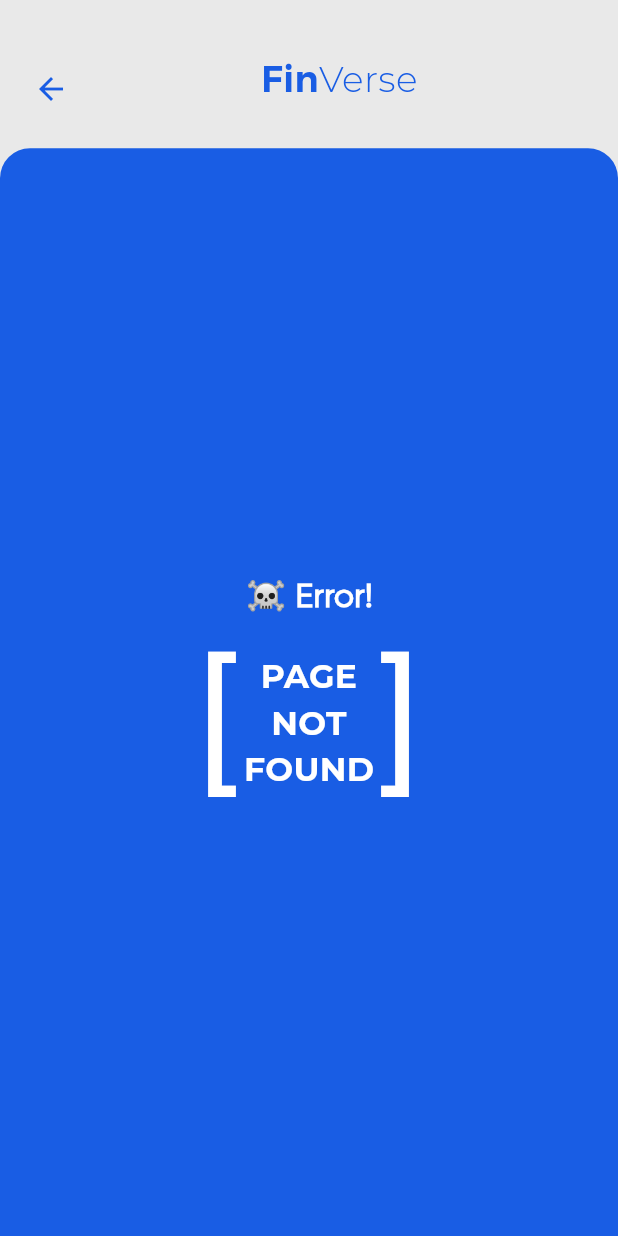
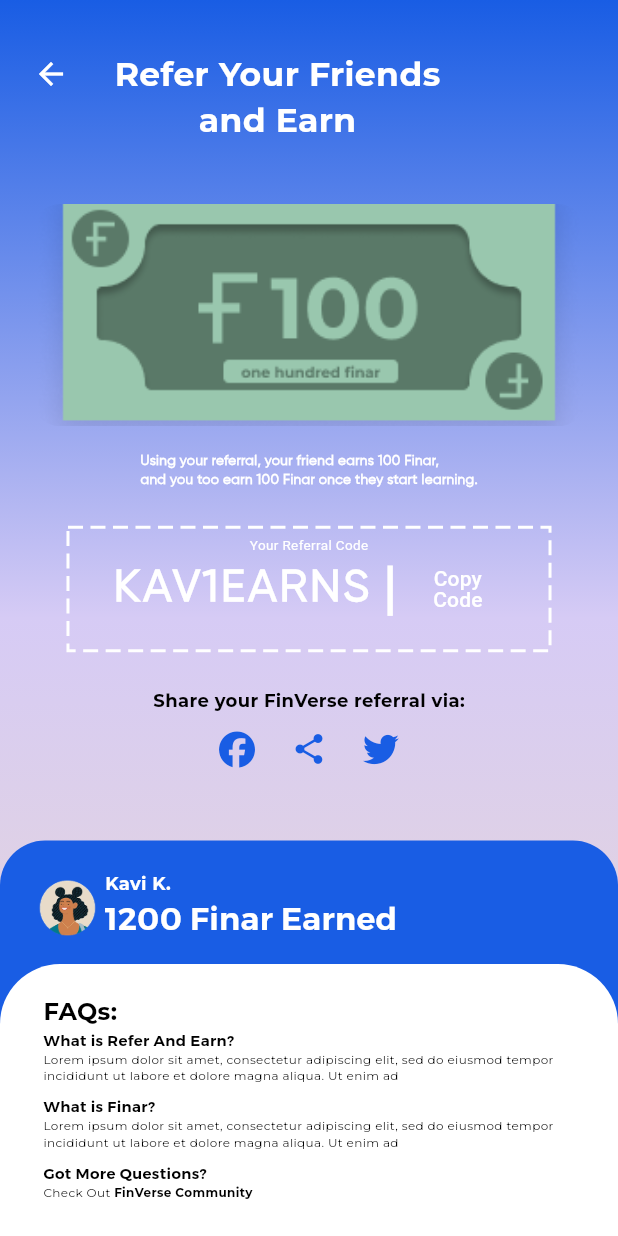
Before and after one commit to MAHESWARI-ROUT/Finverse, a Flutter app: the screen it shows after launch, on a phone screen of 412 x 824 dp. Run offline on Flutter 3.47's test engine with Material 3 defaults, Android fonts, the light colour scheme and no system bars; drawn by our look-alikes of dotted_border; our stand-ins replace carousel_slider, font_awesome_flutter, get, image_picker.

Commit message:
congrats and referral view

```diff
--- a/lib/common/fonts.dart
+++ b/lib/common/fonts.dart
@@ -33,4 +33,8 @@ class Fonts {
     fontFamily: 'gilroy',
     fontWeight: FontWeight.w600,
   );
+  static const gilroyBold = TextStyle(
+    fontFamily: 'gilroy',
+    fontWeight: FontWeight.w700,
+  );
 }
--- a/lib/main.dart
+++ b/lib/main.dart
@@ -1,7 +1,10 @@
 import 'package:finverse/controllers/course_controller.dart';
 import 'package:finverse/controllers/question_controller.dart';
+import 'package:finverse/views/congrats_view.dart';
 import 'package:finverse/views/error_view.dart';
 import 'package:finverse/views/home_view.dart';
+import 'package:finverse/views/profile_view.dart';
+import 'package:finverse/views/refer_view.dart';
 
 import 'package:flutter/material.dart';
 import 'package:get/get.dart';
@@ -23,7 +26,7 @@ class MyApp extends StatelessWidget {
   Widget build(BuildContext context) {
     return GetMaterialApp(
       debugShowCheckedModeBanner: false,
-      home: ErrorView(),
+      home: ReferView(),
     );
   }
 }
--- /dev/null
+++ b/lib/views/congrats_view.dart
@@ -0,0 +1,104 @@
+import 'package:finverse/common/app_colors.dart';
+import 'package:finverse/common/device_utilities.dart';
+import 'package:finverse/common/fonts.dart';
+import 'package:flutter/material.dart';
+import 'package:font_awesome_flutter/font_awesome_flutter.dart';
+import 'package:get/state_manager.dart';
+
+class CongratsView extends GetView {
+  const CongratsView({super.key});
+
+  @override
+  Widget build(BuildContext context) {
+    return Scaffold(
+      appBar: AppBar(
+        leading: IconButton(
+          onPressed: () {},
+          icon: Icon(Icons.arrow_back, color: AppColors.blueTitle),
+        ),
+      ),
+      body: Padding(
+        padding: const EdgeInsets.all(20.0),
+        child: Center(
+          child: Column(
+            mainAxisAlignment: MainAxisAlignment.center,
+
+            children: [
+              Image.asset('assets/images/badge.png'),
+              SizedBox(height: DeviceUtilities.screenHeight(context) * .1),
+              Text(
+                'Congratulations!',
+                style: Fonts.montserratBold.copyWith(
+                  fontSize: 28,
+                  color: AppColors.blueTitle,
+                ),
+              ),
+              SizedBox(height: DeviceUtilities.screenHeight(context) * .01),
+              Text(
+                'You completed Course V.',
+                style: Fonts.gilroy.copyWith(
+                  fontSize: 13,
+                  color: AppColors.textBk,
+                ),
+              ),
+
+              Text(
+                'You also got a new badge to flex!',
+                style: Fonts.gilroy.copyWith(
+                  fontSize: 13,
+                  color: AppColors.textBk,
+                ),
+              ),
+              SizedBox(height: DeviceUtilities.screenHeight(context) * .02),
+              ElevatedButton(
+                onPressed: () {},
+                style: ElevatedButton.styleFrom(
+                  backgroundColor: AppColors.blueTitle,
+                ),
+                child: Text(
+                  'Continue Learning',
+                  style: Fonts.montserratBold.copyWith(
+                    fontSize: 16,
+                    color: AppColors.textW,
+                  ),
+                ),
+              ),
+              SizedBox(height: DeviceUtilities.screenHeight(context) * .03),
+              Text(
+                'Share with you FinFriends',
+                style: Fonts.gilroy.copyWith(
+                  fontSize: 16,
+                  color: AppColors.blurText,
+                ),
+              ),
+              SizedBox(height: DeviceUtilities.screenHeight(context) * .01),
+              Row(
+                mainAxisAlignment: MainAxisAlignment.center,
+                children: [
+                  IconButton(
+                    onPressed: () {},
+                    icon: FaIcon(
+                      FontAwesomeIcons.facebook,
+                      color: AppColors.blueTitle,
+                    ),
+                  ),
+                  IconButton(
+                    onPressed: () {},
+                    icon: Icon(Icons.share, color: AppColors.blueTitle),
+                  ),
+                  IconButton(
+                    onPressed: () {},
+                    icon: FaIcon(
+                      FontAwesomeIcons.twitter,
+                      color: AppColors.blueTitle,
+                    ),
+                  ),
+                ],
+              ),
+            ],
+          ),
+        ),
+      ),
+    );
+  }
+}
--- /dev/null
+++ b/lib/views/profile_view.dart
@@ -0,0 +1,20 @@
+import 'package:finverse/common/device_utilities.dart';
+import 'package:flutter/material.dart';
+import 'package:get/state_manager.dart';
+
+class ProfileView extends GetView {
+  const ProfileView({super.key});
+
+  @override
+  Widget build(BuildContext context) {
+    return Stack(
+      children: [
+        Container(
+          decoration: BoxDecoration(gradient: LinearGradient(colors: [])),
+          height: DeviceUtilities.screenHeight(context) * 1,
+          width: double.infinity,
+        ),
+      ],
+    );
+  }
+}
--- /dev/null
+++ b/lib/views/refer_view.dart
@@ -0,0 +1,281 @@
+import 'package:finverse/common/app_colors.dart';
+import 'package:finverse/common/device_utilities.dart';
+import 'package:finverse/common/fonts.dart';
+import 'package:finverse/widgets/circular_container.dart';
+import 'package:finverse/widgets/image_banner.dart';
+import 'package:finverse/widgets/referal_card.dart';
+import 'package:flutter/material.dart';
+import 'package:font_awesome_flutter/font_awesome_flutter.dart';
+import 'package:get/state_manager.dart';
+
+class ReferView extends GetView {
+  const ReferView({super.key});
+
+  @override
+  Widget build(BuildContext context) {
+    return Scaffold(
+      body: Stack(
+        children: [
+          Container(
+            height: DeviceUtilities.screenHeight(context) * 1,
+            width: double.infinity,
+            decoration: BoxDecoration(
+              gradient: LinearGradient(
+                begin: Alignment.topCenter,
+                end: Alignment.bottomCenter,
+                colors: [
+                  AppColors.blueTitle,
+                  AppColors.display2,
+                  AppColors.display3,
+                ],
+              ),
+            ),
+            child: Padding(
+              padding: const EdgeInsets.only(left: 10, right: 10, top: 25),
+              child: Center(
+                child: Column(
+                  children: [
+                    Row(
+                      crossAxisAlignment: CrossAxisAlignment.start,
+                      mainAxisAlignment: MainAxisAlignment.start,
+                      children: [
+                        IconButton(
+                          alignment: Alignment.topLeft,
+                          onPressed: () {},
+                          icon: Icon(Icons.arrow_back, color: AppColors.textW),
+                        ),
+                        SizedBox(
+                          width: DeviceUtilities.screenWidth(context) * 0.025,
+                        ),
+                        Padding(
+                          padding: const EdgeInsets.all(8.0),
+                          child: Column(
+                            crossAxisAlignment: CrossAxisAlignment.center,
+                            children: [
+                              Text(
+                                'Refer Your Friends',
+                                style: Fonts.montserratBold.copyWith(
+                                  fontSize: 22,
+                                  color: AppColors.textW,
+                                ),
+                              ),
+                              Text(
+                                'and Earn',
+                                style: Fonts.montserratBold.copyWith(
+                                  fontSize: 22,
+                                  color: AppColors.textW,
+                                ),
+                              ),
+                            ],
+                          ),
+                        ),
+                      ],
+                    ),
+                    SizedBox(
+                      height: DeviceUtilities.screenHeight(context) * 0.04,
+                    ),
+                    ImageBanner(
+                      fit: BoxFit.cover,
+                      imageurl: 'assets/images/Group 491.png',
+                      height: DeviceUtilities.screenHeight(context) * 0.18,
+                      width: DeviceUtilities.screenWidth(context) * 0.9,
+                    ),
+                    SizedBox(
+                      height: DeviceUtilities.screenHeight(context) * 0.02,
+                    ),
+                    Text(
+                      'Using your referral, your friend earns 100 Finar,\nand you too earn 100 Finar once they start learning.',
+                      style: Fonts.gilroySemiBold.copyWith(
+                        color: AppColors.textW,
+                        fontSize: 9,
+                      ),
+                    ),
+                    SizedBox(
+                      height: DeviceUtilities.screenHeight(context) * 0.03,
+                    ),
+                    ReferralCard(),
+                    SizedBox(
+                      height: DeviceUtilities.screenHeight(context) * 0.03,
+                    ),
+                    Text(
+                      'Share your FinVerse referral via:',
+                      style: Fonts.montserratBold.copyWith(
+                        color: AppColors.textBk,
+                        fontSize: 12,
+                      ),
+                    ),
+                    Row(
+                      mainAxisAlignment: MainAxisAlignment.center,
+                      children: [
+                        IconButton(
+                          onPressed: () {},
+                          icon: FaIcon(
+                            FontAwesomeIcons.facebook,
+                            color: AppColors.blueTitle,
+                          ),
+                        ),
+                        IconButton(
+                          onPressed: () {},
+                          icon: Icon(Icons.share, color: AppColors.blueTitle),
+                        ),
+                        IconButton(
+                          onPressed: () {},
+                          icon: FaIcon(
+                            FontAwesomeIcons.twitter,
+                            color: AppColors.blueTitle,
+                          ),
+                        ),
+                      ],
+                    ),
+                  ],
+                ),
+              ),
+            ),
+          ),
+          Positioned(
+            top: DeviceUtilities.screenHeight(context) * 0.68,
+            left: 0,
+            right: 0,
+            child: Container(
+              height: DeviceUtilities.screenHeight(context) * 0.60,
+              width: double.infinity,
+              decoration: BoxDecoration(
+                color: AppColors.blueTitle,
+                borderRadius: BorderRadius.only(
+                  topLeft: Radius.circular(30),
+                  topRight: Radius.circular(30),
+                ),
+              ),
+              child: Padding(
+                padding: const EdgeInsets.only(top: 20.0, left: 20),
+                child: Row(
+                  mainAxisAlignment: MainAxisAlignment.start,
+                  crossAxisAlignment: CrossAxisAlignment.start,
+                  children: [
+                    CircularContainer(
+                      radius: 50,
+                      height: 50,
+                      width: 50,
+                      child: Image.asset('assets/images/Ellipse 1209.png'),
+                    ),
+                    Column(
+                      crossAxisAlignment: CrossAxisAlignment.start,
+                      children: [
+                        Text(
+                          'Kavi K.',
+                          style: Fonts.montserratBold.copyWith(
+                            fontSize: 12,
+                            color: AppColors.textW,
+                          ),
+                        ),
+                        Text(
+                          '1200 Finar Earned',
+                          style: Fonts.montserratSemiBold.copyWith(
+                            fontSize: 21,
+                            color: AppColors.textW,
+                          ),
+                        ),
+                      ],
+                    ),
+                  ],
+                ),
+              ),
+            ),
+          ),
+          Positioned(
+            top: DeviceUtilities.screenHeight(context) * 0.78,
+            left: 0,
+            right: 0,
+            child: Container(
+              height: DeviceUtilities.screenHeight(context) * 0.4,
+              width: double.infinity,
+              padding: EdgeInsets.only(
+                top: DeviceUtilities.screenHeight(context) * 0.025,
+                left: DeviceUtilities.screenWidth(context) * 0.07,
+                right: DeviceUtilities.screenWidth(context) * 0.07,
+              ),
+              decoration: BoxDecoration(
+                color: AppColors.textW,
+                borderRadius: BorderRadius.only(
+                  topLeft: Radius.circular(40),
+                  topRight: Radius.circular(40),
+                ),
+              ),
+              child: SingleChildScrollView(
+                child: Column(
+                  crossAxisAlignment: CrossAxisAlignment.start,
+                  children: [
+                    Text(
+                      'FAQs:',
+                      style: Fonts.montserratBold.copyWith(
+                        fontSize: 16,
+                        color: AppColors.textBk,
+                      ),
+                    ),
+                    Text(
+                      'What is Refer And Earn?',
+                      style: Fonts.montserratSemiBold.copyWith(
+                        fontSize: 10,
+                        color: AppColors.textBk,
+                      ),
+                    ),
+                    Text(
+                      'Lorem ipsum dolor sit amet, consectetur adipiscing elit, sed do eiusmod tempor incididunt ut labore et dolore magna aliqua. Ut enim ad ',
+                      style: Fonts.montserrat.copyWith(
+                        fontSize: 8,
+                        color: AppColors.textBk,
+                      ),
+                    ),
+                    SizedBox(height: DeviceUtilities.screenHeight(context)*0.01,),
+                    Text(
+                      'What is Finar?',
+                      style: Fonts.montserratSemiBold.copyWith(
+                        fontSize: 10,
+                        color: AppColors.textBk,
+                      ),
+                    ),
+                    Text(
+                      'Lorem ipsum dolor sit amet, consectetur adipiscing elit, sed do eiusmod tempor incididunt ut labore et dolore magna aliqua. Ut enim ad ',
+                      style: Fonts.montserrat.copyWith(
+                        fontSize: 8,
+                        color: AppColors.textBk,
+                      ),
+                    ),
+                    SizedBox(height: DeviceUtilities.screenHeight(context)*0.01,),
+                    Text(
+                      'Got More Questions?',
+                      style: Fonts.montserratSemiBold.copyWith(
+                        fontSize: 10,
+                        color: AppColors.textBk,
+                      ),
+                    ),
+                    Text.rich(
+                      TextSpan(
+                        children: [
+                          TextSpan(
+                            text: 'Check Out ',
+                            style: Fonts.montserrat.copyWith(
+                              fontSize: 8,
+                              color: AppColors.textBk,
+                            ),
+                          ),
+                          TextSpan(
+                            text: 'FinVerse Community',
+                            style: Fonts.montserratBold.copyWith(
+                              fontSize: 8,
+                              color: AppColors.textBk,
+                            ),
+                          ),
+                        ],
+                      ),
+                    ),
+                  ],
+                ),
+              ),
+            ),
+          ),
+        ],
+      ),
+    );
+  }
+}
--- /dev/null
+++ b/lib/widgets/referal_card.dart
@@ -0,0 +1,85 @@
+import 'package:finverse/common/app_colors.dart';
+import 'package:finverse/common/device_utilities.dart';
+import 'package:finverse/common/fonts.dart';
+import 'package:flutter/material.dart';
+import 'package:flutter/services.dart';
+import 'package:dotted_border/dotted_border.dart';
+
+class ReferralCard extends StatelessWidget {
+  const ReferralCard({super.key});
+
+  @override
+  Widget build(BuildContext context) {
+    return Center(
+      child: SizedBox(
+        height: DeviceUtilities.screenHeight(context)*0.1,
+        width: DeviceUtilities.screenWidth(context)*0.78,
+        child: DottedBorder(
+          options: RectDottedBorderOptions(
+              dashPattern: [10, 5],
+              strokeWidth: 2,
+              color: AppColors.textW
+            ),
+          child: Container(
+
+            decoration: BoxDecoration(
+              color: Colors.transparent,
+              //borderRadius: BorderRadius.circular(12),
+            ),
+            child: Padding(
+              padding: const EdgeInsets.only(left: 2.0,right: 2.0,top: 5.0),
+              child: Column(
+
+                children: [
+                  const Text(
+                    'Your Referral Code',
+                    style: TextStyle(
+                      color: Colors.white,
+                      fontSize: 9,
+                      height: 1
+                    ),
+                  ),
+
+                  Row(
+                    mainAxisAlignment: MainAxisAlignment.center,
+                    crossAxisAlignment: CrossAxisAlignment.center,
+                    children: [
+                       Text(
+                        'KAV1EARNS',
+                        style: Fonts.gilroySemiBold.copyWith(
+                          color: Colors.white,
+                          fontSize: 30,
+                          fontWeight: FontWeight.bold,
+                          letterSpacing: 2,
+                        ),
+                      ),
+                      Text(' | ',style: Fonts.gilroyBold.copyWith(color: AppColors.textW,fontSize: 35),),
+                      TextButton(
+                        onPressed: () {
+                          Clipboard.setData(
+                              const ClipboardData(text: 'KAV1EARNS'));
+                          ScaffoldMessenger.of(context).showSnackBar(
+                             SnackBar(content: Text('Code copied!',style: Fonts.gilroyBold.copyWith(color: AppColors.textW,fontSize: 18),)),
+                          );
+                        },
+                        child: const Text(
+                          'Copy\nCode',
+                          textAlign: TextAlign.center,
+                          style: TextStyle(
+                            color: AppColors.textW,
+                            fontSize: 14,
+                            height: 1
+                          ),
+                        ),
+                      ),
+                    ],
+                  ),
+                ],
+              ),
+            ),
+          ),
+        ),
+      ),
+    );
+  }
+}
--- a/pubspec.yaml
+++ b/pubspec.yaml
@@ -38,6 +38,9 @@ dependencies:
   animated_text_kit: ^4.2.2
   carousel_slider: ^5.1.1
   image_picker: ^1.1.2
+  url_launcher: ^6.3.2
+  font_awesome_flutter: ^10.8.0
+  dotted_border: ^3.1.0
 
 dev_dependencies:
   flutter_test:
@@ -107,6 +110,9 @@ flutter:
          - asset: assets/fonts/Gilroy-SemiBold.ttf
            style: normal
            weight: 600
+         - asset: assets/fonts/Gilroy-Bold.ttf
+           style: normal
+           weight: 700
 
   #   - family: Trajan Pro
   #     fonts:
```
Also changed, not shown: assets/fonts/Gilroy-Bold.ttf (added), assets/images/Ellipse 1209.png (added), assets/images/Group 465.png (added), assets/images/Group 491.png (added), assets/images/badge.png (added), lib/views/commun_home_view.dart (added), lib/views/full_commun_view.dart (added), lib/views/live_view.dart (added), lib/views/video_interface_view.dart (added), pubspec.lock, 5 other files.
